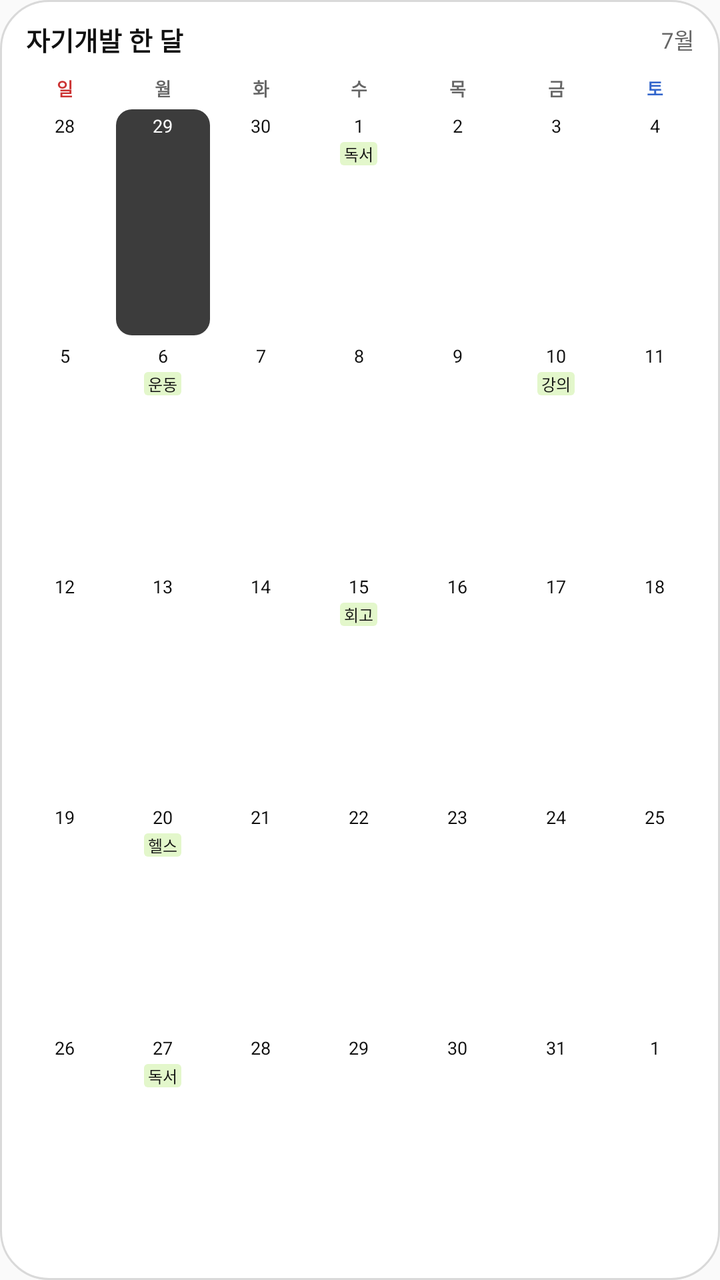
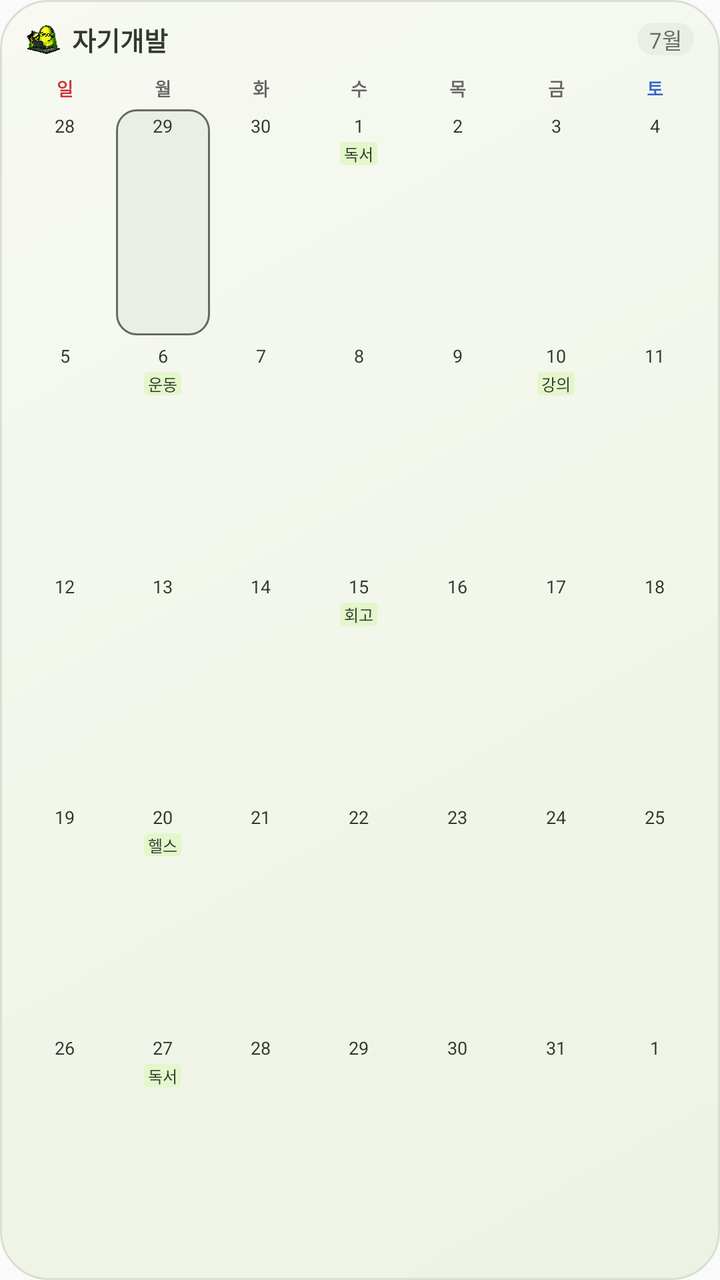

Screens rendered from an Android XML layout before and after an edit, with the pre-edit source and the edit as a unified diff.
<!-- AndroidManifest.xml: application theme AppTheme -->
<!-- res/layout/widget_preview_study_month.xml -->
<?xml version="1.0" encoding="utf-8"?>
<LinearLayout xmlns:android="http://schemas.android.com/apk/res/android"
    android:layout_width="match_parent"
    android:layout_height="match_parent"
    android:background="@drawable/widget_background"
    android:orientation="vertical"
    android:paddingLeft="8dp"
    android:paddingTop="10dp"
    android:paddingRight="8dp"
    android:paddingBottom="10dp">

    <LinearLayout
        android:layout_width="match_parent"
        android:layout_height="wrap_content"
        android:gravity="center_vertical"
        android:orientation="horizontal"
        android:paddingLeft="5dp"
        android:paddingRight="5dp">

        <TextView
            style="@style/MallinoiWidgetPreviewTitle"
            android:text="자기개발 한 달" />

        <TextView
            style="@style/MallinoiWidgetPreviewSubtitle"
            android:text="7월" />
    </LinearLayout>

    <LinearLayout
        android:layout_width="match_parent"
        android:layout_height="wrap_content"
        android:layout_marginTop="8dp"
        android:orientation="horizontal">
        <TextView
            style="@style/MallinoiWidgetWeekday"
            android:text="일"
            android:textColor="#CC3333" />
        <TextView
            style="@style/MallinoiWidgetWeekday"
            android:text="월" />
        <TextView
            style="@style/MallinoiWidgetWeekday"
            android:text="화" />
        <TextView
            style="@style/MallinoiWidgetWeekday"
            android:text="수" />
        <TextView
            style="@style/MallinoiWidgetWeekday"
            android:text="목" />
        <TextView
            style="@style/MallinoiWidgetWeekday"
            android:text="금" />
        <TextView
            style="@style/MallinoiWidgetWeekday"
            android:text="토"
            android:textColor="#3366CC" />
    </LinearLayout>

    <LinearLayout
        android:layout_width="match_parent"
        android:layout_height="0dp"
        android:layout_marginTop="3dp"
        android:layout_weight="1"
        android:orientation="vertical">

        <LinearLayout
            style="@style/MallinoiWidgetPreviewRow">

        <LinearLayout
            style="@style/MallinoiWidgetPreviewDay">

            <TextView
                style="@style/MallinoiWidgetPreviewDate"
                android:text="28" />
        </LinearLayout>

        <LinearLayout
            style="@style/MallinoiWidgetPreviewDay"
            android:background="@drawable/widget_today_study_background">

            <TextView
                style="@style/MallinoiWidgetPreviewDate"
                android:text="29"
                android:textColor="#FFFFFF" />
        </LinearLayout>

        <LinearLayout
            style="@style/MallinoiWidgetPreviewDay">

            <TextView
                style="@style/MallinoiWidgetPreviewDate"
                android:text="30" />
        </LinearLayout>

        <LinearLayout
            style="@style/MallinoiWidgetPreviewDay">

            <TextView
                style="@style/MallinoiWidgetPreviewDate"
                android:text="1" />

            <TextView
                style="@style/MallinoiWidgetPreviewChip"
                android:background="@drawable/widget_preview_chip_study"
                android:text="독서" />
        </LinearLayout>

        <LinearLayout
            style="@style/MallinoiWidgetPreviewDay">

            <TextView
                style="@style/MallinoiWidgetPreviewDate"
                android:text="2" />
        </LinearLayout>

        <LinearLayout
            style="@style/MallinoiWidgetPreviewDay">

            <TextView
                style="@style/MallinoiWidgetPreviewDate"
                android:text="3" />
        </LinearLayout>

        <LinearLayout
            style="@style/MallinoiWidgetPreviewDay">

            <TextView
                style="@style/MallinoiWidgetPreviewDate"
                android:text="4" />
        </LinearLayout>
        </LinearLayout>

        <LinearLayout
            style="@style/MallinoiWidgetPreviewRow">

        <LinearLayout
            style="@style/MallinoiWidgetPreviewDay">

            <TextView
                style="@style/MallinoiWidgetPreviewDate"
                android:text="5" />
        </LinearLayout>

        <LinearLayout
            style="@style/MallinoiWidgetPreviewDay">

            <TextView
                style="@style/MallinoiWidgetPreviewDate"
                android:text="6" />

            <TextView
                style="@style/MallinoiWidgetPreviewChip"
                android:background="@drawable/widget_preview_chip_study"
                android:text="운동" />
        </LinearLayout>

        <LinearLayout
            style="@style/MallinoiWidgetPreviewDay">

            <TextView
                style="@style/MallinoiWidgetPreviewDate"
                android:text="7" />
        </LinearLayout>

        <LinearLayout
            style="@style/MallinoiWidgetPreviewDay">

            <TextView
                style="@style/MallinoiWidgetPreviewDate"
                android:text="8" />
        </LinearLayout>

        <LinearLayout
            style="@style/MallinoiWidgetPreviewDay">

            <TextView
                style="@style/MallinoiWidgetPreviewDate"
                android:text="9" />
        </LinearLayout>

        <LinearLayout
            style="@style/MallinoiWidgetPreviewDay">

            <TextView
                style="@style/MallinoiWidgetPreviewDate"
                android:text="10" />

            <TextView
                style="@style/MallinoiWidgetPreviewChip"
                android:background="@drawable/widget_preview_chip_study"
                android:text="강의" />
        </LinearLayout>

        <LinearLayout
            style="@style/MallinoiWidgetPreviewDay">

            <TextView
                style="@style/MallinoiWidgetPreviewDate"
                android:text="11" />
        </LinearLayout>
        </LinearLayout>

        <LinearLayout
            style="@style/MallinoiWidgetPreviewRow">

        <LinearLayout
            style="@style/MallinoiWidgetPreviewDay">

            <TextView
                style="@style/MallinoiWidgetPreviewDate"
                android:text="12" />
        </LinearLayout>

        <LinearLayout
            style="@style/MallinoiWidgetPreviewDay">

            <TextView
                style="@style/MallinoiWidgetPreviewDate"
                android:text="13" />
        </LinearLayout>

        <LinearLayout
            style="@style/MallinoiWidgetPreviewDay">

            <TextView
                style="@style/MallinoiWidgetPreviewDate"
                android:text="14" />
        </LinearLayout>

        <LinearLayout
            style="@style/MallinoiWidgetPreviewDay">

            <TextView
                style="@style/MallinoiWidgetPreviewDate"
                android:text="15" />

            <TextView
                style="@style/MallinoiWidgetPreviewChip"
                android:background="@drawable/widget_preview_chip_study"
                android:text="회고" />
        </LinearLayout>

        <LinearLayout
            style="@style/MallinoiWidgetPreviewDay">

            <TextView
                style="@style/MallinoiWidgetPreviewDate"
                android:text="16" />
        </LinearLayout>

        <LinearLayout
            style="@style/MallinoiWidgetPreviewDay">

            <TextView
                style="@style/MallinoiWidgetPreviewDate"
                android:text="17" />
        </LinearLayout>

        <LinearLayout
            style="@style/MallinoiWidgetPreviewDay">

            <TextView
                style="@style/MallinoiWidgetPreviewDate"
                android:text="18" />
        </LinearLayout>
        </LinearLayout>

        <LinearLayout
            style="@style/MallinoiWidgetPreviewRow">

        <LinearLayout
            style="@style/MallinoiWidgetPreviewDay">

            <TextView
                style="@style/MallinoiWidgetPreviewDate"
                android:text="19" />
        </LinearLayout>

        <LinearLayout
            style="@style/MallinoiWidgetPreviewDay">

            <TextView
                style="@style/MallinoiWidgetPreviewDate"
                android:text="20" />

            <TextView
                style="@style/MallinoiWidgetPreviewChip"
                android:background="@drawable/widget_preview_chip_study"
                android:text="헬스" />
        </LinearLayout>

        <LinearLayout
            style="@style/MallinoiWidgetPreviewDay">

            <TextView
                style="@style/MallinoiWidgetPreviewDate"
                android:text="21" />
        </LinearLayout>

        <LinearLayout
            style="@style/MallinoiWidgetPreviewDay">

            <TextView
                style="@style/MallinoiWidgetPreviewDate"
                android:text="22" />
        </LinearLayout>

        <LinearLayout
            style="@style/MallinoiWidgetPreviewDay">

            <TextView
                style="@style/MallinoiWidgetPreviewDate"
                android:text="23" />
        </LinearLayout>

        <LinearLayout
            style="@style/MallinoiWidgetPreviewDay">

            <TextView
                style="@style/MallinoiWidgetPreviewDate"
                android:text="24" />
        </LinearLayout>

        <LinearLayout
            style="@style/MallinoiWidgetPreviewDay">

            <TextView
                style="@style/MallinoiWidgetPreviewDate"
                android:text="25" />
        </LinearLayout>
        </LinearLayout>

        <LinearLayout
            style="@style/MallinoiWidgetPreviewRow">

        <LinearLayout
            style="@style/MallinoiWidgetPreviewDay">

            <TextView
                style="@style/MallinoiWidgetPreviewDate"
                android:text="26" />
        </LinearLayout>

        <LinearLayout
            style="@style/MallinoiWidgetPreviewDay">

            <TextView
                style="@style/MallinoiWidgetPreviewDate"
                android:text="27" />

            <TextView
                style="@style/MallinoiWidgetPreviewChip"
                android:background="@drawable/widget_preview_chip_study"
                android:text="독서" />
        </LinearLayout>

        <LinearLayout
            style="@style/MallinoiWidgetPreviewDay">

            <TextView
                style="@style/MallinoiWidgetPreviewDate"
                android:text="28" />
        </LinearLayout>

        <LinearLayout
            style="@style/MallinoiWidgetPreviewDay">

            <TextView
                style="@style/MallinoiWidgetPreviewDate"
                android:text="29" />
        </LinearLayout>

        <LinearLayout
            style="@style/MallinoiWidgetPreviewDay">

            <TextView
                style="@style/MallinoiWidgetPreviewDate"
                android:text="30" />
        </LinearLayout>

        <LinearLayout
            style="@style/MallinoiWidgetPreviewDay">

            <TextView
                style="@style/MallinoiWidgetPreviewDate"
                android:text="31" />
        </LinearLayout>

        <LinearLayout
            style="@style/MallinoiWidgetPreviewDay">

            <TextView
                style="@style/MallinoiWidgetPreviewDate"
                android:text="1" />
        </LinearLayout>
        </LinearLayout>
    </LinearLayout>
</LinearLayout>
<!-- resources referenced by this layout -->
<resources>
  <!-- drawable widget_background (drawable) -->
  <?xml version="1.0" encoding="utf-8"?>
  <shape xmlns:android="http://schemas.android.com/apk/res/android">
      <solid android:color="#ffffff" />
      <stroke android:width="1dp" android:color="#d9d9d9" />
      <corners android:radius="24dp" />
  </shape>
  <!-- drawable widget_preview_chip_study (drawable) -->
  <?xml version="1.0" encoding="utf-8"?>
  <shape xmlns:android="http://schemas.android.com/apk/res/android">
      <solid android:color="#E3F7CB" />
      <corners android:radius="2dp" />
  </shape>
  <!-- drawable widget_today_study_background (drawable) -->
  <?xml version="1.0" encoding="utf-8"?>
  <shape xmlns:android="http://schemas.android.com/apk/res/android">
      <solid android:color="#3c3c3c" />
      <corners android:radius="8dp" />
  </shape>
  <style name="MallinoiWidgetPreviewChip">
          <item name="android:layout_width">wrap_content</item>
          <item name="android:layout_height">wrap_content</item>
          <item name="android:layout_marginTop">2dp</item>
          <item name="android:ellipsize">end</item>
          <item name="android:gravity">center</item>
          <item name="android:maxLines">1</item>
          <item name="android:paddingLeft">2dp</item>
          <item name="android:paddingRight">2dp</item>
          <item name="android:singleLine">true</item>
          <item name="android:textColor">#111111</item>
          <item name="android:textSize">8sp</item>
      </style>
  <style name="MallinoiWidgetPreviewDate">
          <item name="android:layout_width">match_parent</item>
          <item name="android:layout_height">wrap_content</item>
          <item name="android:gravity">center</item>
          <item name="android:includeFontPadding">true</item>
          <item name="android:textColor">#111111</item>
          <item name="android:textSize">9sp</item>
      </style>
  <style name="MallinoiWidgetPreviewSubtitle">
          <item name="android:layout_width">wrap_content</item>
          <item name="android:layout_height">wrap_content</item>
          <item name="android:textColor">#666666</item>
          <item name="android:textSize">11sp</item>
      </style>
  <style name="MallinoiWidgetPreviewTitle">
          <item name="android:layout_width">0dp</item>
          <item name="android:layout_height">wrap_content</item>
          <item name="android:layout_weight">1</item>
          <item name="android:ellipsize">end</item>
          <item name="android:singleLine">true</item>
          <item name="android:textColor">#111111</item>
          <item name="android:textSize">13sp</item>
          <item name="android:textStyle">bold</item>
      </style>
  <style name="AppTheme" parent="Theme.AppCompat.Light.DarkActionBar">
          
          <item name="colorPrimary">@color/colorPrimary</item>
          <item name="colorPrimaryDark">@color/colorPrimaryDark</item>
          <item name="colorAccent">@color/colorAccent</item>
      </style>
  <!-- drawable widget_day_background (drawable) -->
  <?xml version="1.0" encoding="utf-8"?>
  <shape xmlns:android="http://schemas.android.com/apk/res/android">
      <solid android:color="#ffffff" />
      <corners android:radius="8dp" />
  </shape>
  <color tools:ignore="UnusedResources" name="colorPrimary">#3F51B5</color>
  <color tools:ignore="UnusedResources" name="colorPrimaryDark">#303F9F</color>
  <color tools:ignore="UnusedResources" name="colorAccent">#FF4081</color>
  <!-- unchanged entries left out for length: 3 -->
</resources>

<!-- the commit's change to res/layout/widget_preview_study_month.xml (unified diff, before → after) -->
@@ -17,12 +17,23 @@
         android:paddingLeft="5dp"
         android:paddingRight="5dp">
 
+        <ImageView
+            android:layout_width="18dp"
+            android:layout_height="18dp"
+            android:layout_marginEnd="5dp"
+            android:importantForAccessibility="no"
+            android:scaleType="fitCenter"
+            android:src="@drawable/widget_mascot_study" />
+
         <TextView
             style="@style/MallinoiWidgetPreviewTitle"
-            android:text="자기개발 한 달" />
+            android:text="자기개발" />
 
         <TextView
             style="@style/MallinoiWidgetPreviewSubtitle"
+            android:background="@drawable/widget_label_study"
+            android:paddingLeft="6dp"
+            android:paddingRight="6dp"
             android:text="7월" />
     </LinearLayout>
 
@@ -81,7 +92,7 @@
             <TextView
                 style="@style/MallinoiWidgetPreviewDate"
                 android:text="29"
-                android:textColor="#FFFFFF" />
+                android:textColor="#303a30" />
         </LinearLayout>
 
         <LinearLayout
<!-- resource entries referenced after the edit -->
@@ -3,10 +3,17 @@
   <!-- drawable widget_background (drawable) -->
   <?xml version="1.0" encoding="utf-8"?>
   <shape xmlns:android="http://schemas.android.com/apk/res/android">
-      <solid android:color="#ffffff" />
-      <stroke android:width="1dp" android:color="#d9d9d9" />
+      <gradient android:startColor="#f7f9f2" android:endColor="#edf3e4" android:angle="315" />
+      <stroke android:width="1dp" android:color="#d8e1d1" />
       <corners android:radius="24dp" />
   </shape>
+  <!-- drawable widget_label_study (drawable) -->
+  <?xml version="1.0" encoding="utf-8"?>
+  <shape xmlns:android="http://schemas.android.com/apk/res/android">
+      <solid android:color="#e9eee7" />
+      <corners android:radius="12dp" />
+  </shape>
+  <!-- drawable widget_mascot_study: png bitmap (drawable-nodpi, 870555 bytes) -->
   <!-- drawable widget_preview_chip_study (drawable) -->
   <?xml version="1.0" encoding="utf-8"?>
   <shape xmlns:android="http://schemas.android.com/apk/res/android">
@@ -16,8 +23,9 @@
   <!-- drawable widget_today_study_background (drawable) -->
   <?xml version="1.0" encoding="utf-8"?>
   <shape xmlns:android="http://schemas.android.com/apk/res/android">
-      <solid android:color="#3c3c3c" />
-      <corners android:radius="8dp" />
+      <solid android:color="#e9eee7" />
+      <stroke android:width="1dp" android:color="#626b63" />
+      <corners android:radius="10dp" />
   </shape>
   <style name="MallinoiWidgetPreviewChip">
           <item name="android:layout_width">wrap_content</item>
@@ -29,7 +37,7 @@
           <item name="android:paddingLeft">2dp</item>
           <item name="android:paddingRight">2dp</item>
           <item name="android:singleLine">true</item>
-          <item name="android:textColor">#111111</item>
+          <item name="android:textColor">#303a30</item>
           <item name="android:textSize">8sp</item>
       </style>
   <style name="MallinoiWidgetPreviewDate">
@@ -37,13 +45,13 @@
           <item name="android:layout_height">wrap_content</item>
           <item name="android:gravity">center</item>
           <item name="android:includeFontPadding">true</item>
-          <item name="android:textColor">#111111</item>
+          <item name="android:textColor">#303a30</item>
           <item name="android:textSize">9sp</item>
       </style>
   <style name="MallinoiWidgetPreviewSubtitle">
           <item name="android:layout_width">wrap_content</item>
           <item name="android:layout_height">wrap_content</item>
-          <item name="android:textColor">#666666</item>
+          <item name="android:textColor">#65705f</item>
           <item name="android:textSize">11sp</item>
       </style>
   <style name="MallinoiWidgetPreviewTitle">
@@ -52,7 +60,7 @@
           <item name="android:layout_weight">1</item>
           <item name="android:ellipsize">end</item>
           <item name="android:singleLine">true</item>
-          <item name="android:textColor">#111111</item>
+          <item name="android:textColor">#303a30</item>
           <item name="android:textSize">13sp</item>
           <item name="android:textStyle">bold</item>
       </style>
@@ -65,8 +73,8 @@
   <!-- drawable widget_day_background (drawable) -->
   <?xml version="1.0" encoding="utf-8"?>
   <shape xmlns:android="http://schemas.android.com/apk/res/android">
-      <solid android:color="#ffffff" />
-      <corners android:radius="8dp" />
+      <solid android:color="@android:color/transparent" />
+      <corners android:radius="10dp" />
   </shape>
   <color tools:ignore="UnusedResources" name="colorPrimary">#3F51B5</color>
   <color tools:ignore="UnusedResources" name="colorPrimaryDark">#303F9F</color>
